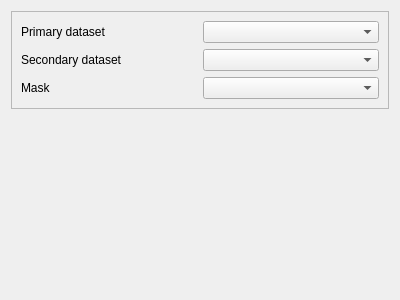
First picture: the form in Applications/Viewer/ExtendedViewerControls.ui, repository JanKolomaznik/MedV4D, before the edit.
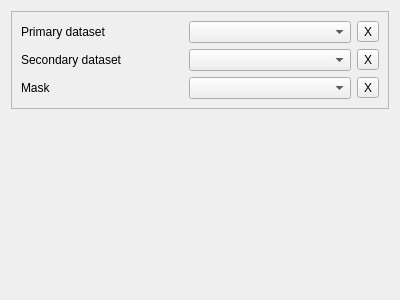
Second picture: the form after the edit. Custom widgets are drawn as their Qt base class.

Commit message: Multiple iso surface spaecification widgets. Secondary dataset rendering. ITK integration.

```diff
--- a/Applications/Viewer/ExtendedViewerControls.ui
+++ b/Applications/Viewer/ExtendedViewerControls.ui
@@ -53,6 +53,27 @@
       <item row="2" column="1">
        <widget class="QComboBox" name="mMaskComboBox"/>
       </item>
+      <item row="0" column="2">
+       <widget class="QToolButton" name="mResetPrimaryDatasetButton">
+        <property name="text">
+         <string>X</string>
+        </property>
+       </widget>
+      </item>
+      <item row="1" column="2">
+       <widget class="QToolButton" name="mResetSecondaryDatasetButton">
+        <property name="text">
+         <string>X</string>
+        </property>
+       </widget>
+      </item>
+      <item row="2" column="2">
+       <widget class="QToolButton" name="mResetMaskDatasetButton">
+        <property name="text">
+         <string>X</string>
+        </property>
+       </widget>
+      </item>
      </layout>
     </widget>
    </item>
```
Left out of the diff: 51 changed lines with no effect on the pictures. The commit also changes 34 other files.
